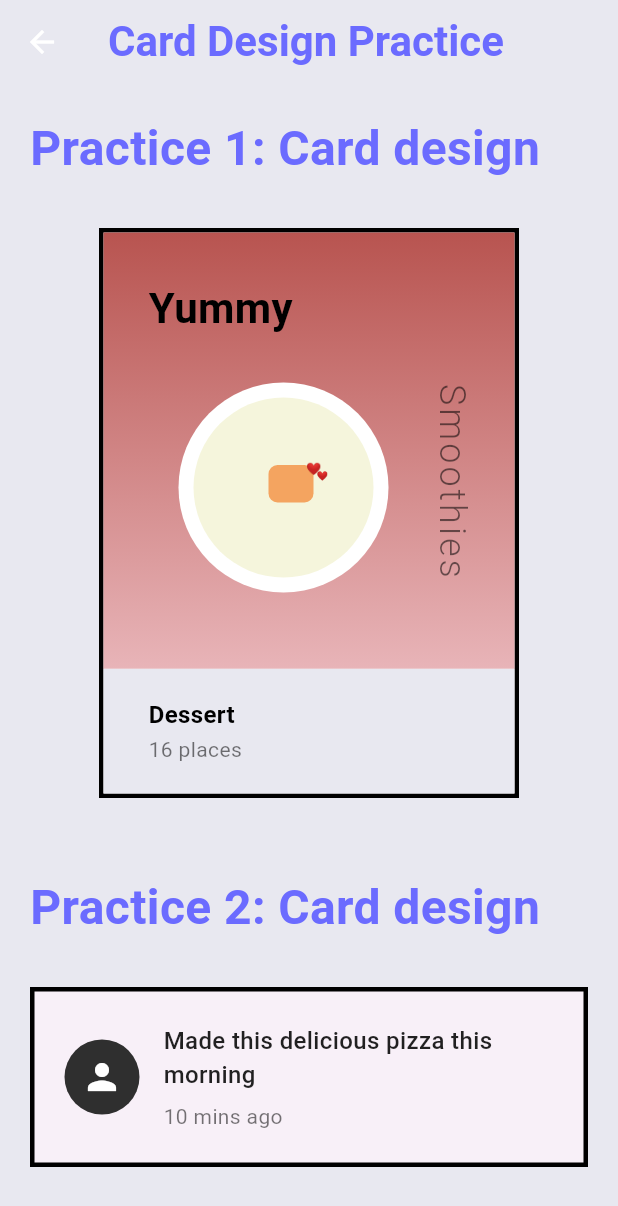
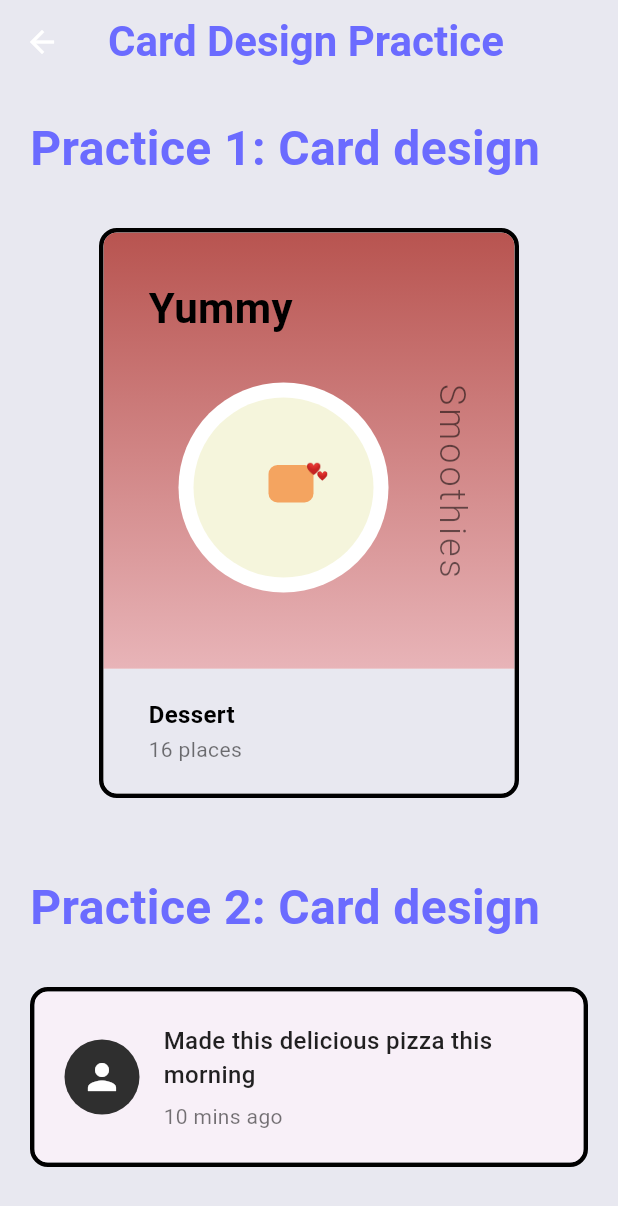
Before and after one commit to TakiyaYoru/Netfix_Flutter, a Flutter app: the CardDesignPracticeScreen screen opened directly, on a phone screen of 412 x 824 dp. Shown: the top 1206 px of the screen. Run offline on Flutter 3.47's test engine with Material 3 defaults, Android fonts, the phone set to English and light mode, and no system bars; our stand-ins replace cached_network_image, card_swiper; network calls fail.

Commit message:
change Pr12

```diff
--- a/lib/screens/card_design_practice_screen.dart
+++ b/lib/screens/card_design_practice_screen.dart
@@ -69,9 +69,11 @@ class CardDesignPracticeScreen extends StatelessWidget {
       height: 380,
       decoration: BoxDecoration(
         border: Border.all(color: Colors.black, width: 3),
-        borderRadius: BorderRadius.circular(0),
+        borderRadius: BorderRadius.circular(12), // Added rounded corners
         color: Colors.white,
       ),
+      child: ClipRRect( // Added ClipRRect to clip content to rounded corners
+        borderRadius: BorderRadius.circular(9), // Slightly smaller radius to account for border
         child: Column(
           children: [
             Expanded(
@@ -90,7 +92,6 @@ class CardDesignPracticeScreen extends StatelessWidget {
                 ),
                 child: Stack(
                   children: [
-
                     const Positioned(
                       top: 30,
                       left: 30,
@@ -103,7 +104,6 @@ class CardDesignPracticeScreen extends StatelessWidget {
                         ),
                       ),
                     ),
-
 
                     Positioned(
                       top: 100,
@@ -121,7 +121,6 @@ class CardDesignPracticeScreen extends StatelessWidget {
                         ),
                       ),
                     ),
-
 
                     Positioned(
                       top: 100,
@@ -215,6 +214,7 @@ class CardDesignPracticeScreen extends StatelessWidget {
             ),
           ],
         ),
+      ),
     );
   }
 
@@ -224,10 +224,12 @@ class CardDesignPracticeScreen extends StatelessWidget {
       height: 120,
       decoration: BoxDecoration(
         border: Border.all(color: Colors.black, width: 3),
-        borderRadius: BorderRadius.circular(0),
+        borderRadius: BorderRadius.circular(12), // Added rounded corners
+      ),
+      child: ClipRRect(
+        borderRadius: BorderRadius.circular(9), // Slightly smaller radius to account for border
+        child: Container(
           color: const Color(0xFFF8F0F8),
-      ),
-      child: Padding(
           padding: const EdgeInsets.symmetric(horizontal: 20, vertical: 15),
           child: Row(
             children: [
@@ -276,6 +278,7 @@ class CardDesignPracticeScreen extends StatelessWidget {
             ],
           ),
         ),
+      ),
     );
   }
 }
```
Lines whose indentation alone changed are shown as unchanged.
